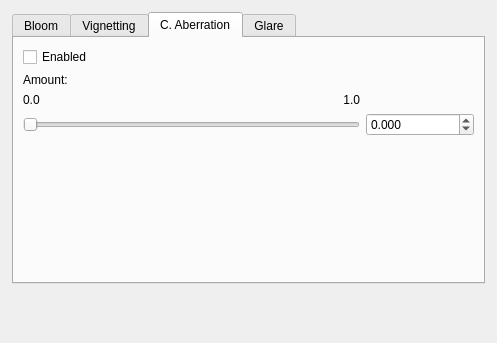
This is qtgui/lenseffects.ui in LuxRender/Lux as Qt 5 draws it before an edit. The edited form follows.
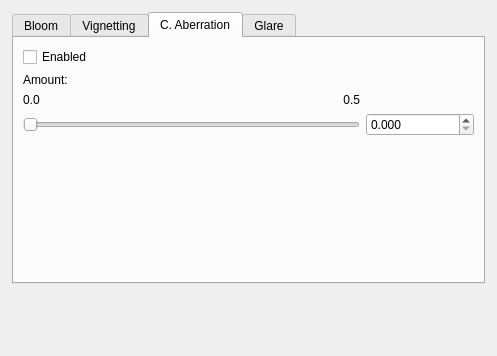
This is the edited form. The open tabs and pages were chosen to show the change.

Commit message: Fixed a problem with chromatic aberration GUI

```diff
--- a/qtgui/lenseffects.ui
+++ b/qtgui/lenseffects.ui
@@ -7,7 +7,7 @@
     <x>0</x>
     <y>0</y>
     <width>497</width>
-    <height>343</height>
+    <height>356</height>
    </rect>
   </property>
   <property name="windowTitle">
@@ -340,7 +340,7 @@
          <item row="0" column="2">
           <widget class="QLabel" name="checkBox_caAmountMax">
            <property name="text">
-            <string>1.0</string>
+            <string>0.5</string>
            </property>
            <property name="alignment">
             <set>Qt::AlignRight|Qt::AlignTrailing|Qt::AlignVCenter</set>
@@ -378,10 +378,10 @@
             <number>3</number>
            </property>
            <property name="minimum">
-            <double>-1.000000000000000</double>
+            <double>0.000000000000000</double>
            </property>
            <property name="maximum">
-            <double>1.000000000000000</double>
+            <double>0.500000000000000</double>
            </property>
            <property name="singleStep">
             <double>0.100000000000000</double>
```
Left out of the diff: 4 changed lines with no effect on the pictures. The commit also changes 2 other files.
